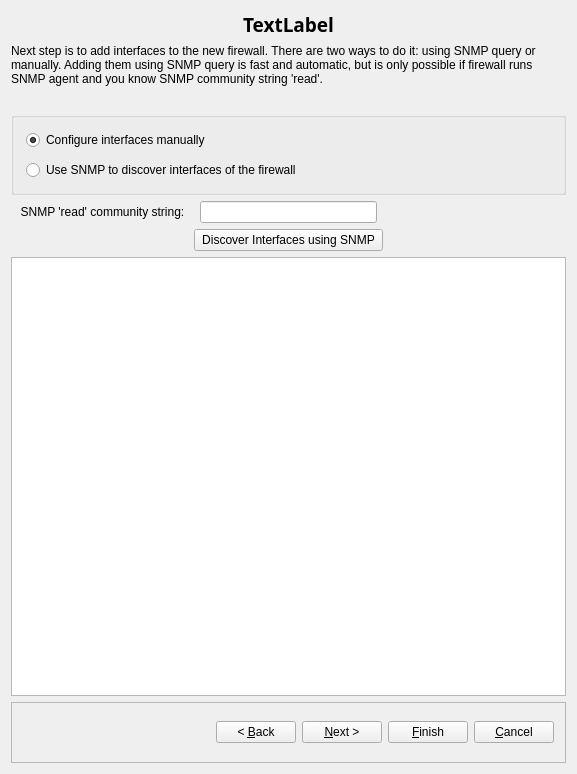
This is src/gui/newfirewalldialog_q.ui in fwbuilder/fwbuilder as Qt 5 draws it before an edit. The edited form follows.
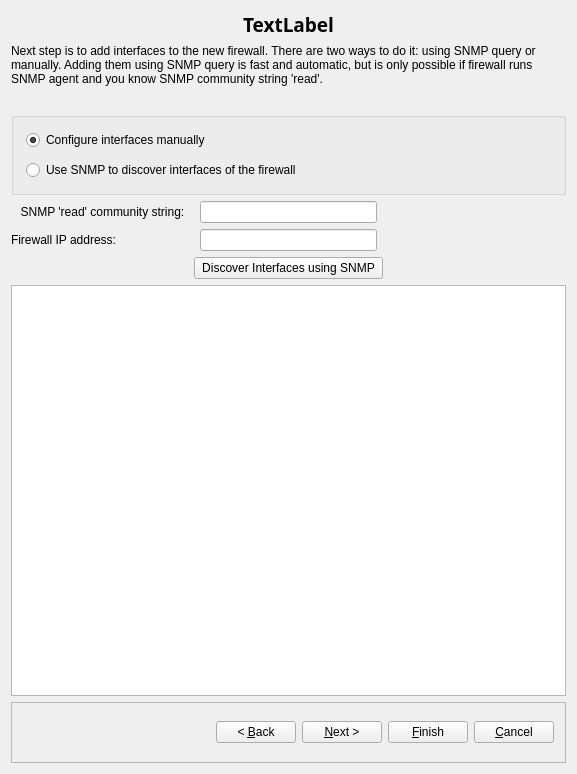
This is the edited form. The open tabs and pages were chosen to show the change. Icons and pictures are not drawn. Custom widgets are drawn as their Qt base class.

Commit message: User can now specify IP address for SNMP resolving

Patch:
```diff
--- a/src/gui/newfirewalldialog_q.ui
+++ b/src/gui/newfirewalldialog_q.ui
@@ -277,7 +277,7 @@
        </item>
        <item row="3" column="0">
         <layout class="QGridLayout">
-         <item row="1" column="4">
+         <item row="2" column="4">
           <spacer>
            <property name="orientation">
             <enum>Qt::Horizontal</enum>
@@ -293,10 +293,10 @@
            </property>
           </spacer>
          </item>
-         <item row="2" column="0" colspan="5">
+         <item row="3" column="0" colspan="5">
           <widget class="QTextBrowser" name="snmpProgress"/>
          </item>
-         <item row="1" column="1" colspan="3">
+         <item row="2" column="1" colspan="3">
           <widget class="QPushButton" name="snmpQuery">
            <property name="text">
             <string>Discover Interfaces using SNMP</string>
@@ -332,7 +332,7 @@
            </property>
           </spacer>
          </item>
-         <item row="1" column="0">
+         <item row="2" column="0">
           <spacer>
            <property name="orientation">
             <enum>Qt::Horizontal</enum>
@@ -351,6 +351,16 @@
          <item row="0" column="2">
           <widget class="QLineEdit" name="snmp_community"/>
          </item>
+         <item row="1" column="0">
+          <widget class="QLabel" name="label_3">
+           <property name="text">
+            <string>Firewall IP address:</string>
+           </property>
+          </widget>
+         </item>
+         <item row="1" column="2">
+          <widget class="QLineEdit" name="snmpIP"/>
+         </item>
         </layout>
        </item>
       </layout>
```
Left out of the diff: 2 changed lines with no effect on the pictures. The commit also changes 1 other file.
